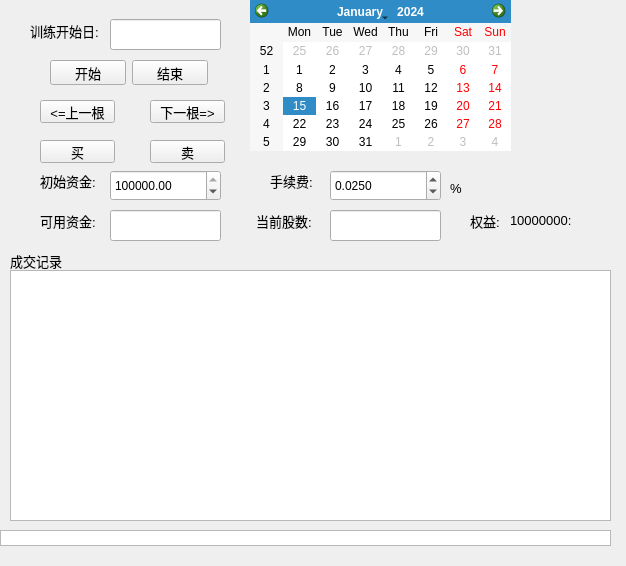
Above: FutureSystem/traindlg.ui from spartawwy/FuturesForecast before the change. Below: the same form after it.
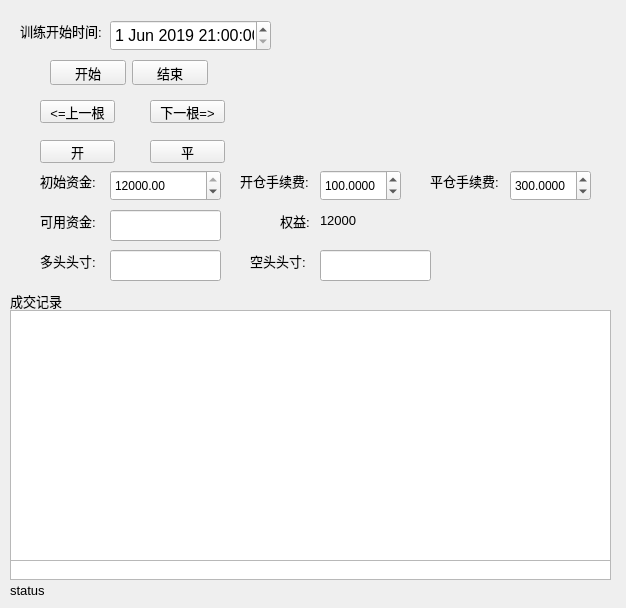
That is the form after the change.

The edit to the form file:
```diff
--- a/FutureSystem/traindlg.ui
+++ b/FutureSystem/traindlg.ui
@@ -7,7 +7,7 @@
     <x>0</x>
     <y>0</y>
     <width>626</width>
-    <height>566</height>
+    <height>608</height>
    </rect>
   </property>
   <property name="windowTitle">
@@ -34,9 +34,9 @@
   <widget class="QLabel" name="label_2">
    <property name="geometry">
     <rect>
-     <x>30</x>
+     <x>20</x>
      <y>20</y>
-     <width>71</width>
+     <width>81</width>
      <height>21</height>
     </rect>
    </property>
@@ -46,7 +46,7 @@
     </font>
    </property>
    <property name="text">
-    <string>训练开始日:</string>
+    <string>训练开始时间:</string>
    </property>
   </widget>
   <widget class="QDoubleSpinBox" name="dbspbBegCapital">
@@ -59,10 +59,10 @@
     </rect>
    </property>
    <property name="maximum">
-    <double>10000000.000000000000000</double>
+    <double>12000.000000000000000</double>
    </property>
    <property name="value">
-    <double>1000000.000000000000000</double>
+    <double>12000.000000000000000</double>
    </property>
   </widget>
   <widget class="QPushButton" name="pbtnBuy">
@@ -80,7 +80,7 @@
     </font>
    </property>
    <property name="text">
-    <string>买</string>
+    <string>开</string>
    </property>
   </widget>
   <widget class="QPushButton" name="pbtnSell">
@@ -98,7 +98,7 @@
     </font>
    </property>
    <property name="text">
-    <string>卖</string>
+    <string>平</string>
    </property>
   </widget>
   <widget class="QPushButton" name="pbtnNextK">
@@ -140,9 +140,9 @@
   <widget class="QLabel" name="label_3">
    <property name="geometry">
     <rect>
-     <x>270</x>
+     <x>240</x>
      <y>170</y>
-     <width>61</width>
+     <width>71</width>
      <height>21</height>
     </rect>
    </property>
@@ -152,15 +152,15 @@
     </font>
    </property>
    <property name="text">
-    <string>手续费:</string>
+    <string>开仓手续费:</string>
    </property>
   </widget>
   <widget class="QDoubleSpinBox" name="dbspbFeeRate">
    <property name="geometry">
     <rect>
-     <x>330</x>
+     <x>320</x>
      <y>170</y>
-     <width>111</width>
+     <width>81</width>
      <height>31</height>
     </rect>
    </property>
@@ -168,40 +168,22 @@
     <number>4</number>
    </property>
    <property name="maximum">
-    <double>99.000000000000000</double>
+    <double>500.000000000000000</double>
    </property>
    <property name="singleStep">
     <double>0.001000000000000</double>
    </property>
    <property name="value">
-    <double>0.025000000000000</double>
-   </property>
-  </widget>
-  <widget class="QLabel" name="label_4">
-   <property name="geometry">
-    <rect>
-     <x>460</x>
-     <y>60</y>
-     <width>31</width>
-     <height>21</height>
-    </rect>
-   </property>
-   <property name="font">
-    <font>
-     <pointsize>10</pointsize>
-    </font>
-   </property>
-   <property name="text">
-    <string>%</string>
+    <double>100.000000000000000</double>
    </property>
   </widget>
   <widget class="QTableView" name="table_view_record">
    <property name="geometry">
     <rect>
-     <x>0</x>
-     <y>530</y>
-     <width>611</width>
-     <height>16</height>
+     <x>10</x>
+     <y>560</y>
+     <width>601</width>
+     <height>20</height>
     </rect>
    </property>
   </widget>
@@ -209,7 +191,7 @@
    <property name="geometry">
     <rect>
      <x>10</x>
-     <y>250</y>
+     <y>290</y>
      <width>61</width>
      <height>21</height>
     </rect>
@@ -223,29 +205,6 @@
     <string>成交记录</string>
    </property>
   </widget>
-  <widget class="QCalendarWidget" name="calendar">
-   <property name="geometry">
-    <rect>
-     <x>250</x>
-     <y>0</y>
-     <width>261</width>
-     <height>151</height>
-    </rect>
-   </property>
-   <property name="gridVisible">
-    <bool>false</bool>
-   </property>
-  </widget>
-  <widget class="QLineEdit" name="le_date">
-   <property name="geometry">
-    <rect>
-     <x>110</x>
-     <y>19</y>
-     <width>111</width>
-     <height>31</height>
-    </rect>
-   </property>
-  </widget>
   <widget class="QWidget" name="layoutWidget">
    <property name="geometry">
     <rect>
@@ -313,8 +272,8 @@
   <widget class="QLabel" name="label_7">
    <property name="geometry">
     <rect>
-     <x>256</x>
-     <y>210</y>
+     <x>40</x>
+     <y>250</y>
      <width>61</width>
      <height>21</height>
     </rect>
@@ -325,14 +284,14 @@
     </font>
    </property>
    <property name="text">
-    <string>当前股数:</string>
+    <string>多头头寸:</string>
    </property>
   </widget>
   <widget class="QLineEdit" name="le_cur_stock_num">
    <property name="geometry">
     <rect>
-     <x>330</x>
-     <y>210</y>
+     <x>110</x>
+     <y>250</y>
      <width>111</width>
      <height>31</height>
     </rect>
@@ -341,7 +300,7 @@
   <widget class="QLabel" name="label_8">
    <property name="geometry">
     <rect>
-     <x>470</x>
+     <x>280</x>
      <y>210</y>
      <width>41</width>
      <height>21</height>
@@ -359,7 +318,7 @@
   <widget class="QLabel" name="lab_assets">
    <property name="geometry">
     <rect>
-     <x>510</x>
+     <x>320</x>
      <y>210</y>
      <width>101</width>
      <height>21</height>
@@ -371,37 +330,137 @@
     </font>
    </property>
    <property name="text">
-    <string>10000000:</string>
-   </property>
-  </widget>
-  <widget class="QLabel" name="label_9">
-   <property name="geometry">
-    <rect>
-     <x>450</x>
-     <y>180</y>
-     <width>31</width>
-     <height>16</height>
-    </rect>
-   </property>
-   <property name="font">
-    <font>
-     <pointsize>10</pointsize>
-    </font>
-   </property>
-   <property name="text">
-    <string>%</string>
+    <string>12000</string>
    </property>
   </widget>
   <widget class="QPlainTextEdit" name="plain_te_record">
    <property name="geometry">
     <rect>
      <x>10</x>
-     <y>270</y>
+     <y>310</y>
      <width>601</width>
      <height>251</height>
     </rect>
    </property>
   </widget>
+  <widget class="QLabel" name="label_9">
+   <property name="geometry">
+    <rect>
+     <x>430</x>
+     <y>170</y>
+     <width>71</width>
+     <height>21</height>
+    </rect>
+   </property>
+   <property name="font">
+    <font>
+     <pointsize>10</pointsize>
+    </font>
+   </property>
+   <property name="text">
+    <string>平仓手续费:</string>
+   </property>
+  </widget>
+  <widget class="QDoubleSpinBox" name="dbspbFeeOpen_2">
+   <property name="geometry">
+    <rect>
+     <x>510</x>
+     <y>170</y>
+     <width>81</width>
+     <height>31</height>
+    </rect>
+   </property>
+   <property name="decimals">
+    <number>4</number>
+   </property>
+   <property name="maximum">
+    <double>500.000000000000000</double>
+   </property>
+   <property name="singleStep">
+    <double>100.000000000000000</double>
+   </property>
+   <property name="value">
+    <double>300.000000000000000</double>
+   </property>
+  </widget>
+  <widget class="QLabel" name="lab_status">
+   <property name="geometry">
+    <rect>
+     <x>10</x>
+     <y>580</y>
+     <width>601</width>
+     <height>20</height>
+    </rect>
+   </property>
+   <property name="font">
+    <font>
+     <pointsize>10</pointsize>
+    </font>
+   </property>
+   <property name="text">
+    <string>status</string>
+   </property>
+  </widget>
+  <widget class="QDateTimeEdit" name="de_begin">
+   <property name="geometry">
+    <rect>
+     <x>110</x>
+     <y>20</y>
+     <width>161</width>
+     <height>31</height>
+    </rect>
+   </property>
+   <property name="font">
+    <font>
+     <pointsize>12</pointsize>
+    </font>
+   </property>
+   <property name="date">
+    <date>
+     <year>2019</year>
+     <month>6</month>
+     <day>1</day>
+    </date>
+   </property>
+   <property name="time">
+    <time>
+     <hour>21</hour>
+     <minute>0</minute>
+     <second>0</second>
+    </time>
+   </property>
+  </widget>
+  <widget class="QLabel" name="label_10">
+   <property name="geometry">
+    <rect>
+     <x>250</x>
+     <y>250</y>
+     <width>61</width>
+     <height>21</height>
+    </rect>
+   </property>
+   <property name="font">
+    <font>
+     <pointsize>10</pointsize>
+    </font>
+   </property>
+   <property name="text">
+    <string>空头头寸:</string>
+   </property>
+  </widget>
+  <widget class="QLineEdit" name="le_short_pos">
+   <property name="geometry">
+    <rect>
+     <x>320</x>
+     <y>250</y>
+     <width>111</width>
+     <height>31</height>
+    </rect>
+   </property>
+   <property name="text">
+    <string/>
+   </property>
+  </widget>
  </widget>
  <resources/>
  <connections/>
```
Left out of the diff: 6 changed lines with no effect on the pictures.
